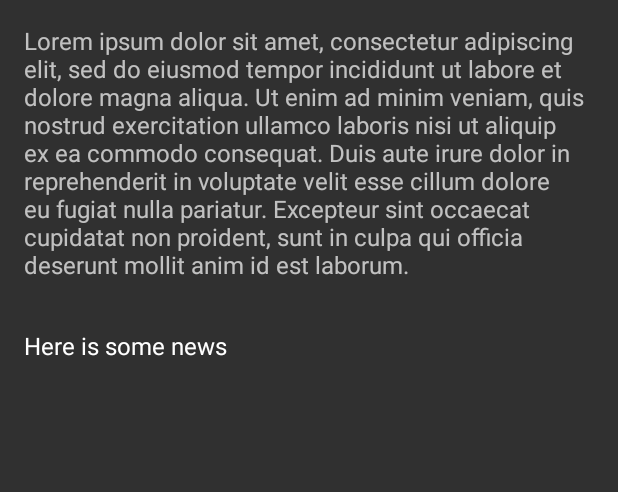
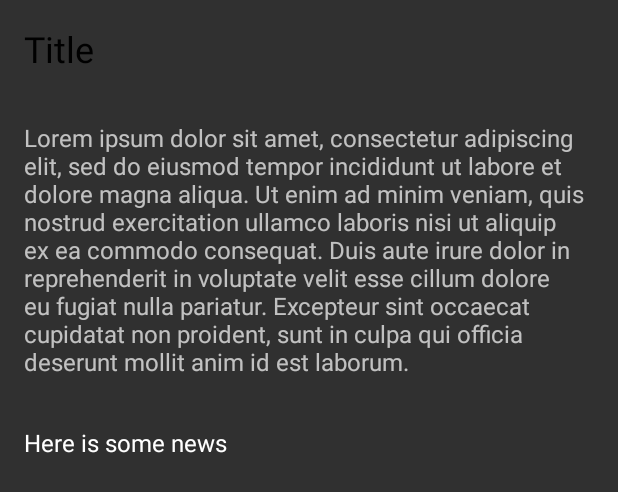
Before and after one commit to maulanaalfiqih/capstoneproject, an Android app: the layout activity_detail.xml on its own in the app's theme, with its tools: preview values and no code run, on a phone screen of 412 x 824 dp. Shown: the top 492 px of the screen. Run offline under Robolectric (Android 15) with nearby library versions, the phone set to English and light mode, and no system bars.

Commit message:
detail activity selesai

```diff
--- a/app/src/main/java/com/example/githubtes/MainActivity.java
+++ b/app/src/main/java/com/example/githubtes/MainActivity.java
@@ -6,7 +6,6 @@ import android.os.Bundle;
 import android.util.Log;
 import android.view.MenuItem;
 import android.view.View;
-import android.widget.ProgressBar;
 
 import androidx.annotation.NonNull;
 import androidx.appcompat.app.AppCompatActivity;
@@ -34,7 +33,6 @@ import java.util.Collections;
 public class MainActivity extends AppCompatActivity {
 
     // Member variables.
-    private ProgressBar progressBar;
     private RecyclerView mRecyclerView;
     private ArrayList<Sport> mSportsData;
     private SportsAdapter mAdapter;
@@ -187,7 +185,10 @@ public class MainActivity extends AppCompatActivity {
                         JSONObject news = jsonArray.getJSONObject(i);
                         Sport itemNews = new Sport();
                         itemNews.setTitle(news.getString("title"));
+                        itemNews.setAuthor(news.getString("author"));
                         itemNews.setDescription(news.getString("description"));
+                        itemNews.setContent(news.getString("content"));
+                        itemNews.setPublishedAt(news.getString("publishedAt"));
                         itemNews.setPhoto(news.getString("urlToImage"));
                         listNews.add(itemNews);
                     }
--- a/app/src/main/res/layout/activity_detail.xml
+++ b/app/src/main/res/layout/activity_detail.xml
@@ -1,35 +1,30 @@
 <?xml version="1.0" encoding="utf-8"?>
 <ScrollView xmlns:android="http://schemas.android.com/apk/res/android"
+    xmlns:tools="http://schemas.android.com/tools"
     android:layout_width="match_parent"
     android:layout_height="match_parent">
     <RelativeLayout
-        xmlns:tools="http://schemas.android.com/tools"
         android:layout_width="match_parent"
         android:layout_height="wrap_content"
         tools:context=".DetailActivity">
 
-        <ImageView
-            android:id="@+id/sportsImageDetail"
-            android:layout_width="match_parent"
-            android:layout_height="wrap_content"
-            android:adjustViewBounds="true" />
 
         <TextView
             android:id="@+id/titleDetail"
             style="@style/TextAppearance.AppCompat.Headline"
             android:layout_width="wrap_content"
             android:layout_height="wrap_content"
-            android:layout_alignBottom="@id/sportsImageDetail"
-            android:theme="@style/ThemeOverlay.AppCompat.Dark"
             android:padding="16dp"
-            android:text="@string/title_placeholder" />
+            android:text="@string/title_placeholder"
+            android:textColor="@color/black"
+            android:theme="@style/ThemeOverlay.AppCompat.Dark" />
 
         <TextView
             android:id="@+id/newsTitleDetail"
             style="@style/TextAppearance.AppCompat.Subhead"
             android:layout_width="wrap_content"
             android:layout_height="wrap_content"
-            android:layout_below="@+id/sportsImageDetail"
+            android:layout_below="@+id/titleDetail"
             android:padding="16dp"
             android:text="@string/loremipsum"
             android:textColor="?android:textColorSecondary" />
```
Also changed, not shown: app/src/main/java/com/example/githubtes/DetailActivity.java (+6 -6 lines), app/src/main/java/com/example/githubtes/Sport.java (+15 -0 lines), app/src/main/java/com/example/githubtes/SportsAdapter.java (+8 -4 lines), app/src/main/res/layout/list_item.xml (+5 -3 lines).
